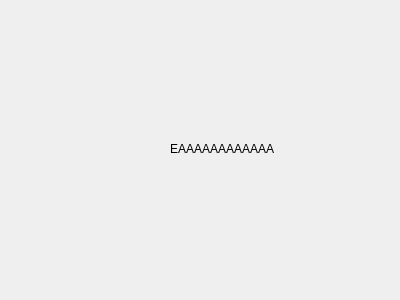
The window that client/WerewolfClient/ready.ui (adarwawan/WerewolfPaxos) describes before a commit, drawn with Qt 5.
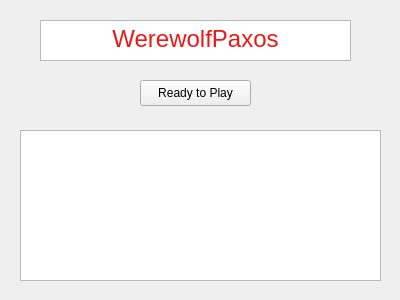
The same window after the commit.

Diff of the .ui file:
```diff
--- a/client/WerewolfClient/ready.ui
+++ b/client/WerewolfClient/ready.ui
@@ -13,17 +13,44 @@
   <property name="windowTitle">
    <string>Form</string>
   </property>
-  <widget class="QLabel" name="label">
+  <widget class="QPushButton" name="readyButton">
    <property name="geometry">
     <rect>
-     <x>170</x>
-     <y>140</y>
-     <width>211</width>
-     <height>17</height>
+     <x>140</x>
+     <y>80</y>
+     <width>111</width>
+     <height>26</height>
     </rect>
    </property>
    <property name="text">
-    <string>EAAAAAAAAAAAA</string>
+    <string>Ready to Play</string>
+   </property>
+  </widget>
+  <widget class="QTextBrowser" name="titleText">
+   <property name="geometry">
+    <rect>
+     <x>40</x>
+     <y>20</y>
+     <width>311</width>
+     <height>41</height>
+    </rect>
+   </property>
+   <property name="html">
+    <string>&lt;!DOCTYPE HTML PUBLIC &quot;-//W3C//DTD HTML 4.0//EN&quot; &quot;http://www.w3.org/TR/REC-html40/strict.dtd&quot;&gt;
+&lt;html&gt;&lt;head&gt;&lt;meta name=&quot;qrichtext&quot; content=&quot;1&quot; /&gt;&lt;style type=&quot;text/css&quot;&gt;
+p, li { white-space: pre-wrap; }
+&lt;/style&gt;&lt;/head&gt;&lt;body style=&quot; font-family:'Ubuntu'; font-size:11pt; font-weight:400; font-style:normal;&quot;&gt;
+&lt;p align=&quot;center&quot; style=&quot; margin-top:0px; margin-bottom:0px; margin-left:0px; margin-right:0px; -qt-block-indent:0; text-indent:0px;&quot;&gt;&lt;span style=&quot; font-size:18pt; color:#eb1818;&quot;&gt;WerewolfPaxos&lt;/span&gt;&lt;/p&gt;&lt;/body&gt;&lt;/html&gt;</string>
+   </property>
+  </widget>
+  <widget class="QTableView" name="listPlayerTable">
+   <property name="geometry">
+    <rect>
+     <x>20</x>
+     <y>130</y>
+     <width>361</width>
+     <height>151</height>
+    </rect>
    </property>
   </widget>
  </widget>
```
